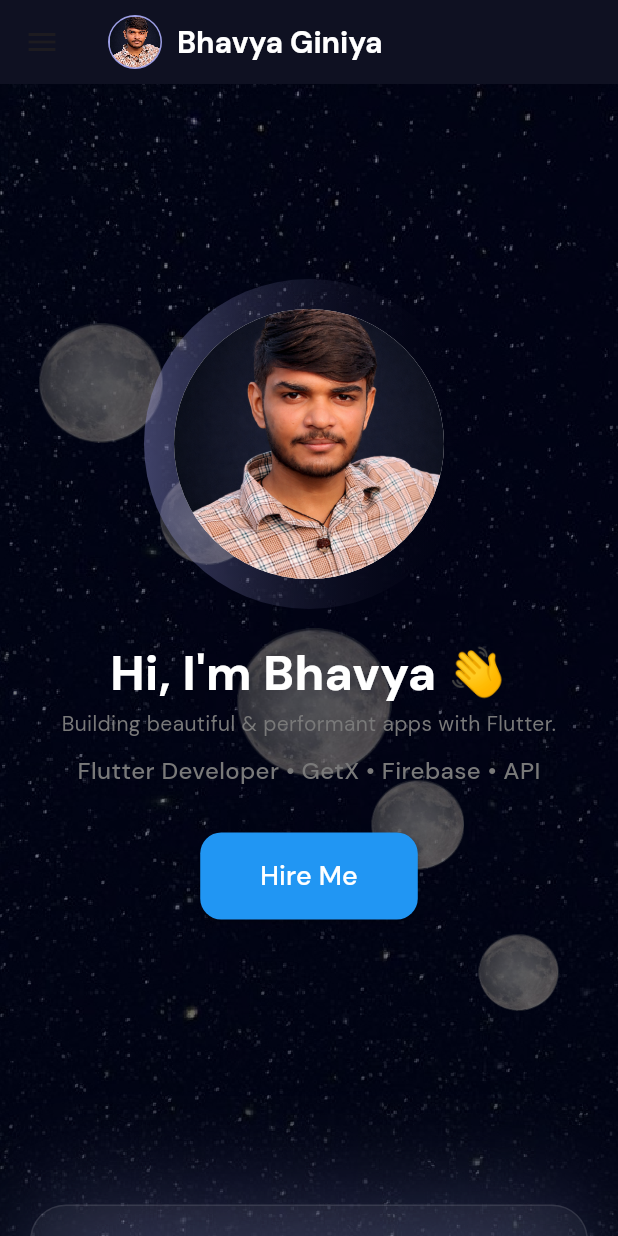
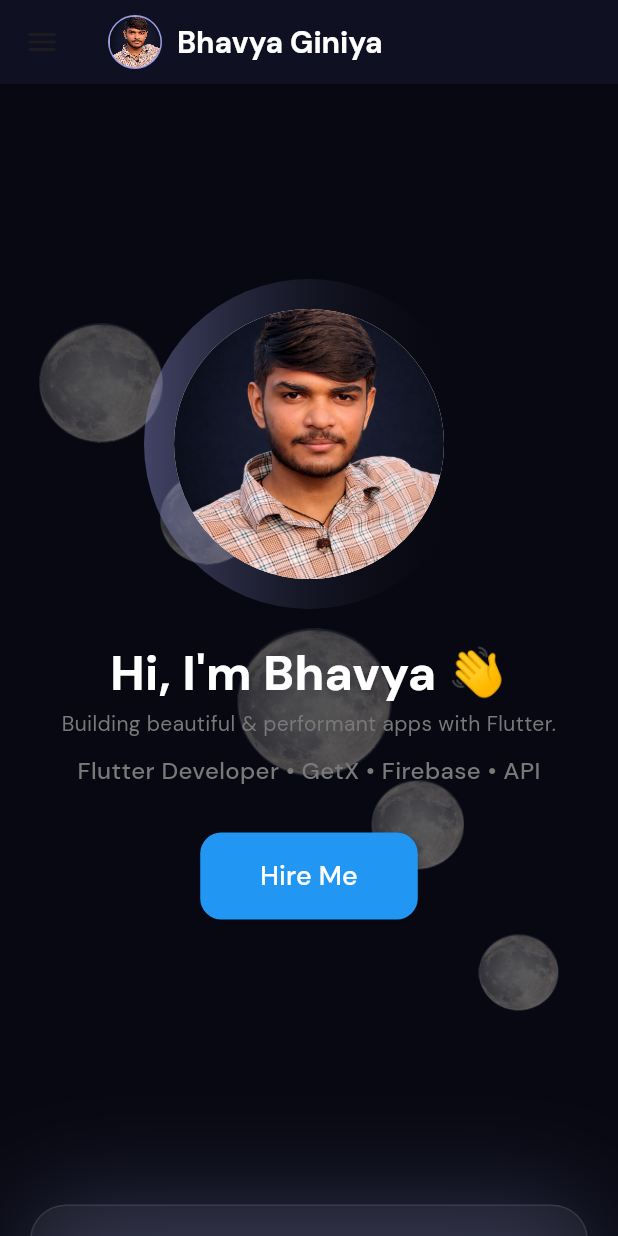
Before and after one commit to giniyabhavyaa/bhavya_portfolio, a Flutter app: the screen it shows after launch, on a phone screen of 412 x 824 dp. Run offline on Flutter 3.47's test engine with Material 3 defaults, Android fonts, the phone set to English and light mode, and no system bars; drawn by our look-alikes of flutter_animate; our stand-ins replace font_awesome_flutter, gap, get.

Commit message:
-change many code to fix code

```diff
--- a/lib/view/screens/animation_add_screens/shooting_star.dart
+++ b/lib/view/screens/animation_add_screens/shooting_star.dart
@@ -38,22 +38,9 @@ class _ShootingStarState extends State<ShootingStar>
   Widget build(BuildContext context) {
     return IgnorePointer(
       child: RepaintBoundary(
-        child: AnimatedBuilder(
-          animation: controller,
-          child: Transform.rotate(
-            angle: -pi / 4,
-            child: const CustomPaint(
-              size: Size(120, 20),
-              painter: ShootingPainter(),
-            ),
-          ),
-          builder: (_, child) {
-            final t = controller.value;
-            return Transform.translate(
-              offset: Offset(50 + t * 400, 80 + t * 250),
-              child: Opacity(opacity: 1 - t, child: child),
-            );
-          },
+        child: CustomPaint(
+          size: const Size(120, 20),
+          painter: ShootingPainter(controller),
         ),
       ),
     );
@@ -61,20 +48,32 @@ class _ShootingStarState extends State<ShootingStar>
 }
 
 class ShootingPainter extends CustomPainter {
-  const ShootingPainter();
+  ShootingPainter(this.animation) : super(repaint: animation);
+
+  final Animation<double> animation;
+
+  static final _headPaint = Paint();
+  static final _trailPaint = Paint();
+  static final _trailShader = const LinearGradient(
+    colors: [Colors.white, Colors.transparent],
+  ).createShader(
+    const Rect.fromLTWH(10, 9, 100, 2),
+  );
 
   @override
   void paint(Canvas canvas, Size size) {
-    final headPaint = Paint()..color = Colors.white;
+    final t = animation.value;
+    canvas.save();
+    canvas.translate(50 + t * 400, 80 + t * 250);
+    canvas.rotate(-pi / 4);
 
-    final trailPaint = Paint()
-      ..shader = const LinearGradient(
-        colors: [Colors.white, Colors.transparent],
-      ).createShader(Rect.fromLTWH(0, 0, 100, 2));
-
-    canvas.drawCircle(const Offset(5, 10), 3, headPaint);
-
-    canvas.drawRect(const Rect.fromLTWH(10, 9, 100, 2), trailPaint);
+    _headPaint.color = Colors.white.withValues(alpha: 1 - t);
+    _trailPaint
+      ..color = Colors.white.withValues(alpha: 1 - t)
+      ..shader = _trailShader;
+    canvas.drawCircle(const Offset(5, 10), 3, _headPaint);
+    canvas.drawRect(const Rect.fromLTWH(10, 9, 100, 2), _trailPaint);
+    canvas.restore();
   }
 
   @override
--- a/lib/view/screens/home/home_screen.dart
+++ b/lib/view/screens/home/home_screen.dart
@@ -1,4 +1,3 @@
-import 'dart:math';
 import 'package:bhavya_portfolio/gen/assets.gen.dart';
 import 'package:bhavya_portfolio/helpers/app_colors.dart';
 import 'package:bhavya_portfolio/helpers/styles.dart';
@@ -18,7 +17,6 @@ import 'package:flutter_animate/flutter_animate.dart';
 import 'package:gap/gap.dart';
 import 'package:get/get.dart';
 import 'controller/home_controller.dart';
-import 'data/home_data.dart';
 
 class HomeScreen extends StatelessWidget {
   const HomeScreen({super.key});
@@ -30,27 +28,6 @@ class HomeScreen extends StatelessWidget {
       builder: (HomeController controller) {
         final width = MediaQuery.of(context).size.width;
         final isWide = width > 1200;
-        final staticMoons = HomeData.moons.map((moon) {
-          return Container(
-            width: moon.size,
-            height: moon.size,
-            decoration: BoxDecoration(
-              shape: BoxShape.circle,
-              boxShadow: [
-                BoxShadow(
-                  color: Colors.white.withValues(alpha: 0.12),
-                  blurRadius: 18,
-                  spreadRadius: 2,
-                ),
-              ],
-            ),
-            child: Image.asset(
-              Assets.png.icMoon.path,
-              filterQuality: FilterQuality.low,
-            ),
-          );
-        }).toList();
-
         return Scaffold(
           backgroundColor: AppColors.color0F1122,
           appBar: AppBar(
@@ -73,7 +50,7 @@ class HomeScreen extends StatelessWidget {
                     ),
                   ),
                 ),
-                const Gap(10),
+                 Gap(10),
                 Text(
                   "Bhavya Giniya",
                   style: dmSansW800.copyWith(
@@ -91,35 +68,12 @@ class HomeScreen extends StatelessWidget {
               : Drawer(
                   backgroundColor: AppColors.color15172D,
                   child: Padding(
-                    padding: const EdgeInsets.all(20),
-                    child: const NavigatedButton(isDrawer: true),
+                    padding:  EdgeInsets.all(20),
+                    child:  NavigatedButton(isDrawer: true),
                   ),
                 ),
           body: Stack(
             children: [
-              Positioned.fill(
-                child: RepaintBoundary(
-                  child: Stack(
-                    fit: StackFit.expand,
-                    children: [
-                      Container(
-                        decoration: const BoxDecoration(
-                          gradient: LinearGradient(
-                            colors: [Color(0xFF0F1122), Color(0xFF05060F)],
-                            begin: Alignment.topCenter,
-                            end: Alignment.bottomCenter,
-                          ),
-                        ),
-                      ),
-                      Image.asset(
-                        Assets.png.icBackgroundImage2Png.path,
-                        filterQuality: FilterQuality.none,
-                        fit: BoxFit.cover,
-                      ),
-                    ],
-                  ),
-                ),
-              ),
               MoonsLayer(controller: controller),
               const ShootingStar(),
               const Positioned.fill(
--- a/lib/view/screens/home/widget/why_me_widget.dart
+++ b/lib/view/screens/home/widget/why_me_widget.dart
@@ -50,7 +50,7 @@ class WhyChooseMeWidget extends StatelessWidget {
             ),
           ),
         ),
-        const Gap(60),
+         Gap(60),
         GridView.builder(
           shrinkWrap: true,
           physics: const NeverScrollableScrollPhysics(),
--- a/pubspec.yaml
+++ b/pubspec.yaml
@@ -17,6 +17,7 @@ dependencies:
   get: ^4.7.2
   flutter_animate: ^4.5.0
   font_awesome_flutter: ^11.0.0
+  visibility_detector: ^0.4.0+2
 
 dev_dependencies:
   flutter_test:
```
Also changed, not shown: lib/gen/assets.gen.dart (+1 -24 lines), lib/view/screens/home/widget/hero_widget.dart (+12 -38 lines), pubspec.lock.
